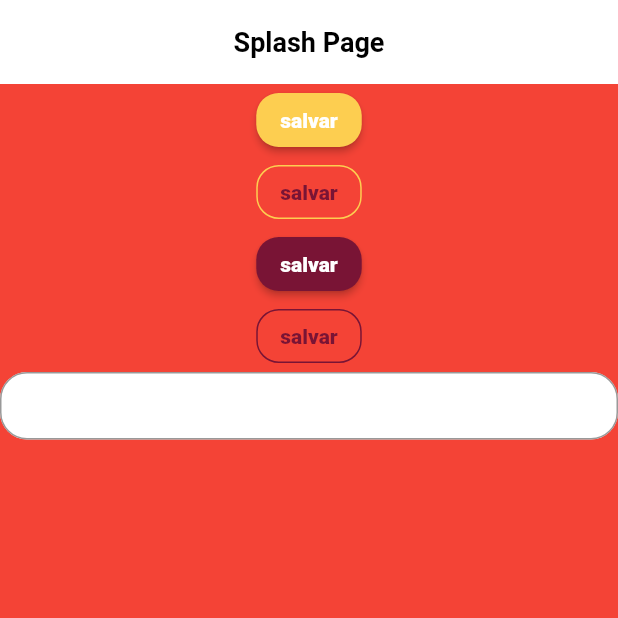
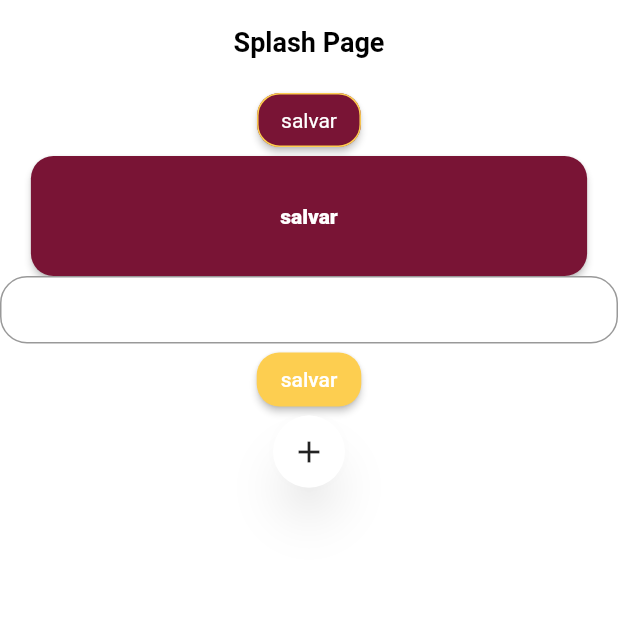
Before and after one commit to muriloamancio00/fwc_album_app, a Flutter app: the screen it shows after launch, on a phone screen of 412 x 824 dp, the top half of it. Run offline on Flutter 3.47's test engine with Material 2 defaults, Android fonts, the phone set to English and light mode, and no system bars; Roboto replaces fonts that are missing (MPlus1P, Poppins).

Commit message:
widget-button-roundedbutton
botoes padronizados

```diff
--- a/lib/app/core/theme/styles/button_styles.dart
+++ b/lib/app/core/ui/styles/button_styles.dart
@@ -1,6 +1,6 @@
 import 'package:flutter/material.dart';
-import 'package:fwc_album_app/app/core/theme/styles/colors_app.dart';
-import 'package:fwc_album_app/app/core/theme/styles/text_styles.dart';
+import 'package:fwc_album_app/app/core/ui/styles/colors_app.dart';
+import 'package:fwc_album_app/app/core/ui/styles/text_styles.dart';
 
 class ButtonStyles {
   static ButtonStyles? _instance;
--- a/lib/app/core/theme/theme_config.dart
+++ b/lib/app/core/ui/theme/theme_config.dart
@@ -1,6 +1,6 @@
 import 'package:flutter/material.dart';
-import 'package:fwc_album_app/app/core/theme/styles/colors_app.dart';
-import 'package:fwc_album_app/app/core/theme/styles/text_styles.dart';
+import 'package:fwc_album_app/app/core/ui/styles/colors_app.dart';
+import 'package:fwc_album_app/app/core/ui/styles/text_styles.dart';
 
 class ThemeConfig {
   ThemeConfig._();
--- /dev/null
+++ b/lib/app/core/widgets/button.dart
@@ -0,0 +1,59 @@
+import 'package:flutter/material.dart';
+
+import '../ui/styles/button_styles.dart';
+import '../ui/styles/text_styles.dart';
+
+class Button extends StatelessWidget {
+  final ButtonStyle style;
+  final TextStyle labelStyle;
+  final String label;
+  final double? width;
+  final double? height;
+  final VoidCallback? onPressed;
+  final bool outline;
+
+  const Button({
+    super.key,
+    required this.style,
+    required this.labelStyle,
+    required this.label,
+    this.width,
+    this.height,
+    this.onPressed,
+    this.outline = false,
+  });
+
+  //construtor nomeado
+  Button.primary({
+    super.key,
+    required this.label,
+    this.width,
+    this.height,
+    this.onPressed,
+  })  : style = ButtonStyles.i.primaryButton,
+        labelStyle = TextStyles.i.textSecundaryFontExtraBold,
+        outline = false;
+
+  @override
+  Widget build(BuildContext context) {
+    final labelText = Text(
+      label,
+      style: labelStyle,
+      overflow: TextOverflow.ellipsis,
+    );
+
+//temos que passar o sizebox para podermos definir tamanhos dos filhos, a tela controla o size
+    return SizedBox(
+        width: width,
+        height: height,
+        child: outline
+            // se o outline for true, entao adicione o outlineButton
+            ? OutlinedButton(
+                onPressed: onPressed,
+                style: style,
+                child: labelText,
+              )
+            : ElevatedButton(
+                onPressed: onPressed, style: style, child: labelText));
+  }
+}
--- /dev/null
+++ b/lib/app/core/widgets/rounded_button.dart
@@ -0,0 +1,28 @@
+import 'package:flutter/material.dart';
+import 'package:fwc_album_app/app/core/ui/styles/colors_app.dart';
+
+class RoundedButton extends StatelessWidget {
+  final IconData icon;
+  final VoidCallback onPressed;
+
+  const RoundedButton({super.key, required this.icon, required this.onPressed});
+
+  @override
+  Widget build(BuildContext context) {
+    return Material(
+      elevation: 12,
+      shadowColor: Colors.grey.withOpacity(0.2),
+      shape: const CircleBorder(),
+      child: DecoratedBox(
+        decoration: BoxDecoration(
+          shape: BoxShape.circle,
+          color: Colors.white,
+        ),
+        child: IconButton(
+          onPressed: onPressed,
+          icon: Icon(icon),
+        ),
+      ),
+    );
+  }
+}
--- a/lib/app/pages/splash/splash_page.dart
+++ b/lib/app/pages/splash/splash_page.dart
@@ -1,7 +1,9 @@
 import 'package:flutter/material.dart';
-import 'package:fwc_album_app/app/core/theme/styles/button_styles.dart';
-import 'package:fwc_album_app/app/core/theme/styles/colors_app.dart';
-import 'package:fwc_album_app/app/core/theme/styles/text_styles.dart';
+import 'package:fwc_album_app/app/core/ui/styles/button_styles.dart';
+import 'package:fwc_album_app/app/core/ui/styles/colors_app.dart';
+import 'package:fwc_album_app/app/core/ui/styles/text_styles.dart';
+import 'package:fwc_album_app/app/core/widgets/button.dart';
+import 'package:fwc_album_app/app/core/widgets/rounded_button.dart';
 
 class SplashPage extends StatelessWidget {
   const SplashPage({super.key});
@@ -13,34 +15,33 @@ class SplashPage extends StatelessWidget {
       borderSide: BorderSide(color: ColorsApp.i.greyDart, width: 1),
     );
     return Scaffold(
-      backgroundColor: Colors.red,
+      backgroundColor: Colors.white,
       appBar: AppBar(
         title: const Text('Splash Page'),
       ),
       body: Center(
           child: Column(
         children: [
-          ElevatedButton(
+          Button(
+            onPressed: () {},
+            style: ButtonStyles.i.yellowOutlineButton,
+            labelStyle: context.textStyles.textSecundaryFontRegular,
+            label: 'salvar',
+          ),
+          Button.primary(
+            onPressed: () {},
+            width: MediaQuery.of(context).size.width * .9,
+            height: 80,
+            label: 'salvar',
+          ),
+          const TextField(),
+          Button(
             onPressed: () {},
             style: ButtonStyles.i.yellowButton,
-            child: Text('salvar'),
+            labelStyle: context.textStyles.textPrimaryFontMedium,
+            label: 'salvar',
           ),
-          OutlinedButton(
-            onPressed: () {},
-            style: ButtonStyles.i.yellowOutlineButton,
-            child: Text('salvar'),
-          ),
-          ElevatedButton(
-            onPressed: () {},
-            style: ButtonStyles.i.primaryButton,
-            child: Text('salvar'),
-          ),
-          OutlinedButton(
-            onPressed: () {},
-            style: ButtonStyles.i.primaryOutlineButton,
-            child: Text('salvar'),
-          ),
-          TextField(),
+          RoundedButton(icon: Icons.add, onPressed: () {})
         ],
       )),
     );
--- a/lib/fwc_album_app.dart
+++ b/lib/fwc_album_app.dart
@@ -1,5 +1,5 @@
 import 'package:flutter/material.dart';
-import 'package:fwc_album_app/app/core/theme/theme_config.dart';
+import 'package:fwc_album_app/app/core/ui/theme/theme_config.dart';
 import 'package:fwc_album_app/app/pages/splash/splash_page.dart';
 
 class FwcAlbumApp extends StatelessWidget {
```
Also changed, not shown: lib/app/core/ui/styles/colors_app.dart (renamed from lib/app/core/theme/styles/colors_app.dart), lib/app/core/ui/styles/text_styles.dart (renamed from lib/app/core/theme/styles/text_styles.dart).
